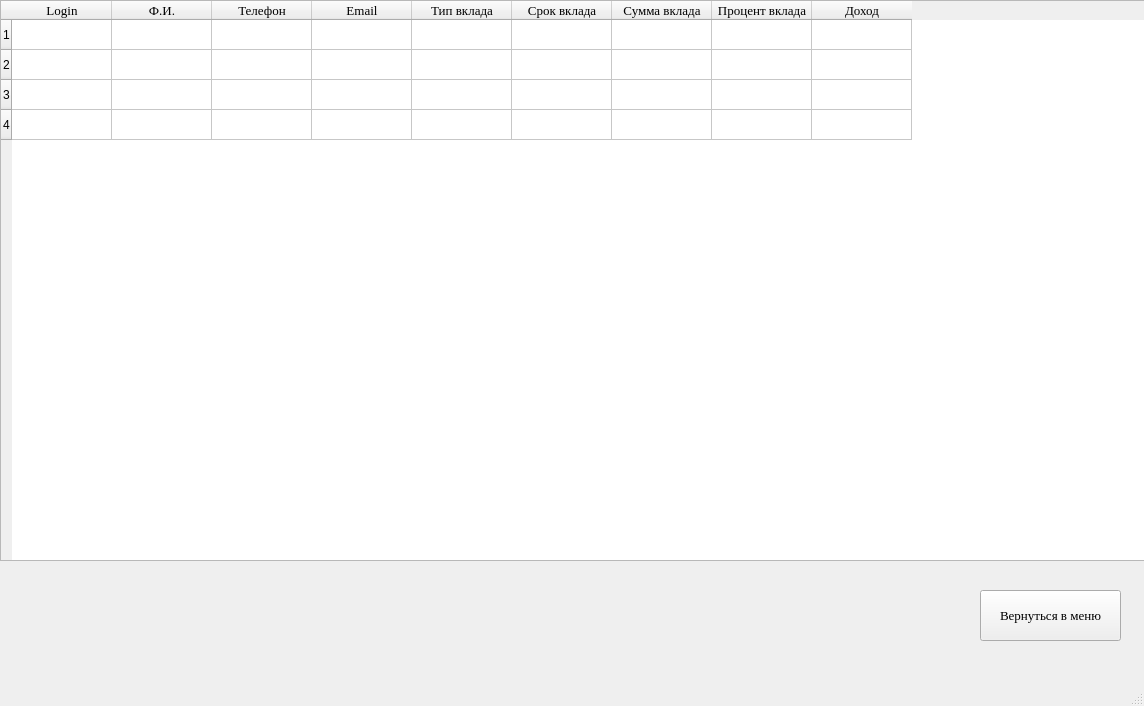
Qt form Ui/Таблица.ui (notprogamer3/PractiseProject) before a commit.
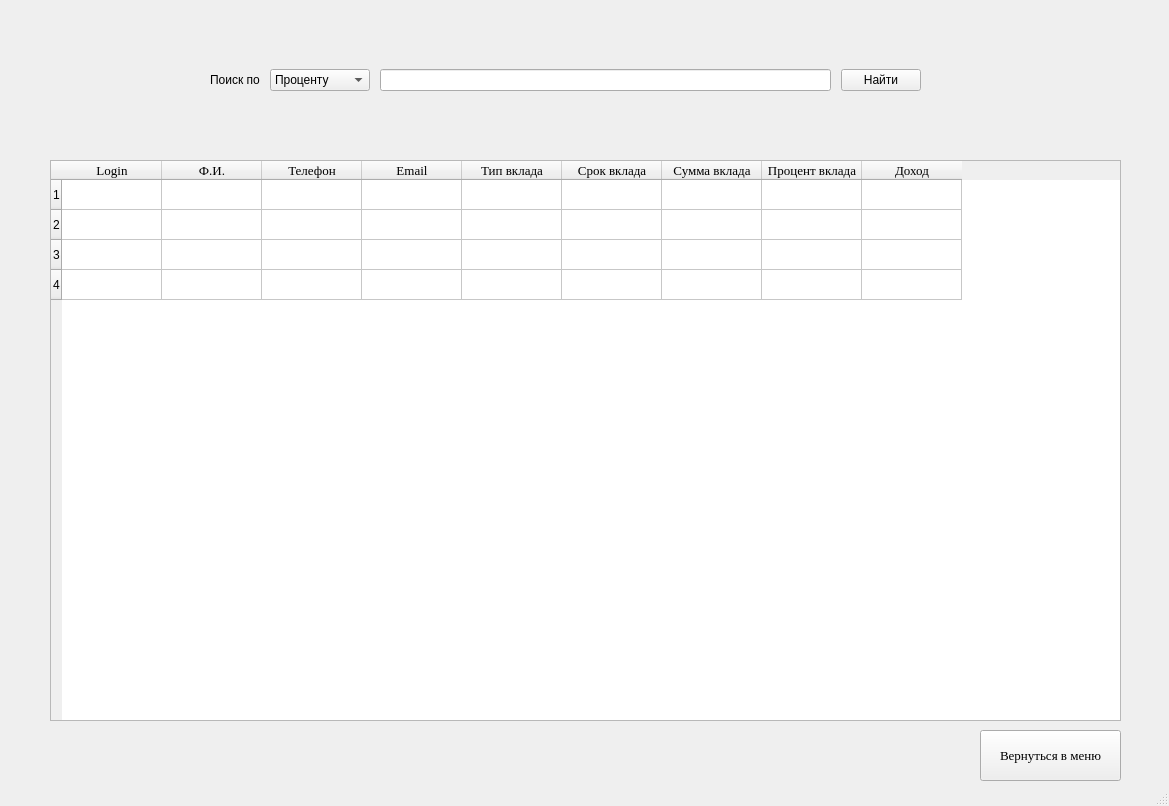
The same form after that commit.

What changed in the file:
```diff
--- a/Ui/Таблица.ui
+++ b/Ui/Таблица.ui
@@ -6,20 +6,26 @@
    <rect>
     <x>0</x>
     <y>0</y>
-    <width>1144</width>
-    <height>706</height>
+    <width>1169</width>
+    <height>806</height>
    </rect>
   </property>
   <property name="windowTitle">
    <string>MainWindow</string>
   </property>
+  <property name="autoFillBackground">
+   <bool>false</bool>
+  </property>
+  <property name="animated">
+   <bool>true</bool>
+  </property>
   <widget class="QWidget" name="centralwidget">
    <widget class="QTableWidget" name="tableWidget">
     <property name="geometry">
      <rect>
-      <x>0</x>
-      <y>0</y>
-      <width>1271</width>
+      <x>50</x>
+      <y>160</y>
+      <width>1071</width>
       <height>561</height>
      </rect>
     </property>
@@ -29,26 +35,13 @@
       <height>561</height>
      </size>
     </property>
-    <row>
-     <property name="text">
-      <string>1</string>
-     </property>
-    </row>
-    <row>
-     <property name="text">
-      <string>2</string>
-     </property>
-    </row>
-    <row>
-     <property name="text">
-      <string>3</string>
-     </property>
-    </row>
-    <row>
-     <property name="text">
-      <string>4</string>
-     </property>
-    </row>
+    <property name="sortingEnabled">
+     <bool>true</bool>
+    </property>
+    <row/>
+    <row/>
+    <row/>
+    <row/>
     <column>
      <property name="text">
       <string>Login</string>
@@ -158,7 +151,7 @@
     <property name="geometry">
      <rect>
       <x>980</x>
-      <y>590</y>
+      <y>730</y>
       <width>141</width>
       <height>51</height>
      </rect>
@@ -173,16 +166,69 @@
      <string>Вернуться в меню</string>
     </property>
    </widget>
-  </widget>
-  <widget class="QMenuBar" name="menubar">
-   <property name="geometry">
-    <rect>
-     <x>0</x>
-     <y>0</y>
-     <width>1144</width>
-     <height>26</height>
-    </rect>
-   </property>
+   <widget class="QWidget" name="horizontalLayoutWidget">
+    <property name="geometry">
+     <rect>
+      <x>210</x>
+      <y>40</y>
+      <width>711</width>
+      <height>80</height>
+     </rect>
+    </property>
+    <layout class="QHBoxLayout" name="horizontalLayout">
+     <property name="spacing">
+      <number>10</number>
+     </property>
+     <item>
+      <widget class="QLabel" name="label">
+       <property name="minimumSize">
+        <size>
+         <width>50</width>
+         <height>0</height>
+        </size>
+       </property>
+       <property name="text">
+        <string>Поиск по</string>
+       </property>
+      </widget>
+     </item>
+     <item>
+      <widget class="QComboBox" name="SearchType">
+       <property name="minimumSize">
+        <size>
+         <width>100</width>
+         <height>0</height>
+        </size>
+       </property>
+       <item>
+        <property name="text">
+         <string>Проценту</string>
+        </property>
+       </item>
+       <item>
+        <property name="text">
+         <string>Сроку</string>
+        </property>
+       </item>
+       <item>
+        <property name="text">
+         <string>Типу</string>
+        </property>
+       </item>
+      </widget>
+     </item>
+     <item>
+      <widget class="QLineEdit" name="SearchLine"/>
+     </item>
+     <item>
+      <widget class="QPushButton" name="SearchButton">
+       <property name="text">
+        <string>Найти</string>
+       </property>
+      </widget>
+     </item>
+    </layout>
+   </widget>
   </widget>
   <widget class="QStatusBar" name="statusbar"/>
  </widget>
```
Left out of the diff: 4 changed lines with no effect on the pictures.
